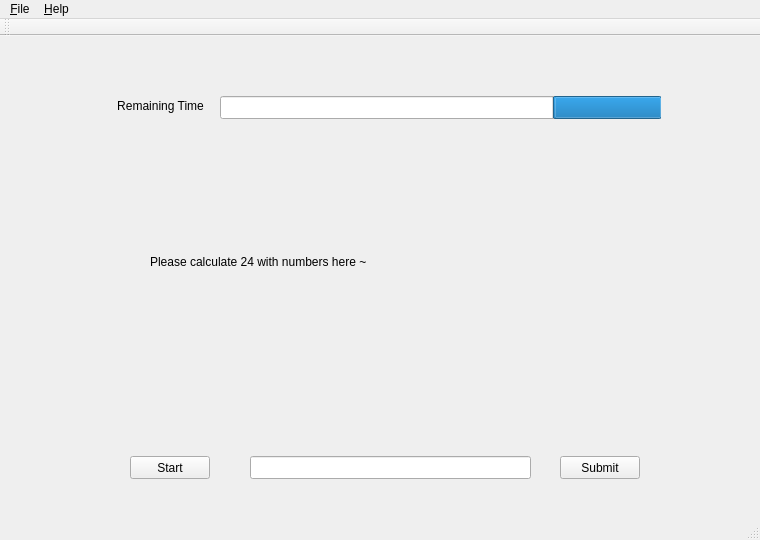
Old version of the form mainwindow.ui in the repository BonnieBBS/24Game.
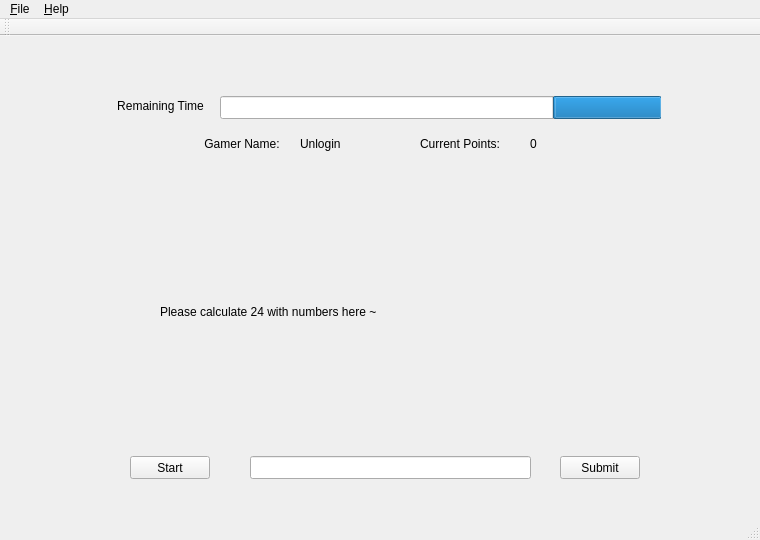
New version of the form.

The edit to the form file:
```diff
--- a/mainwindow.ui
+++ b/mainwindow.ui
@@ -59,8 +59,8 @@
    <widget class="QLabel" name="label">
     <property name="geometry">
      <rect>
-      <x>150</x>
-      <y>110</y>
+      <x>160</x>
+      <y>160</y>
       <width>441</width>
       <height>231</height>
      </rect>
@@ -107,6 +107,67 @@
      <string>&lt;html&gt;&lt;head/&gt;&lt;body&gt;&lt;p align=&quot;center&quot;&gt;Remaining Time&lt;/p&gt;&lt;/body&gt;&lt;/html&gt;</string>
     </property>
    </widget>
+   <widget class="QLabel" name="gamernameLabel">
+    <property name="geometry">
+     <rect>
+      <x>200</x>
+      <y>100</y>
+      <width>84</width>
+      <height>16</height>
+     </rect>
+    </property>
+    <property name="text">
+     <string>Gamer Name:</string>
+    </property>
+    <property name="alignment">
+     <set>Qt::AlignCenter</set>
+    </property>
+   </widget>
+   <widget class="QLabel" name="currentGamerLabel">
+    <property name="geometry">
+     <rect>
+      <x>300</x>
+      <y>100</y>
+      <width>46</width>
+      <height>16</height>
+     </rect>
+    </property>
+    <property name="text">
+     <string>Unlogin</string>
+    </property>
+    <property name="alignment">
+     <set>Qt::AlignLeading|Qt::AlignLeft|Qt::AlignVCenter</set>
+    </property>
+   </widget>
+   <widget class="QLabel" name="pointsLabel">
+    <property name="geometry">
+     <rect>
+      <x>420</x>
+      <y>100</y>
+      <width>90</width>
+      <height>16</height>
+     </rect>
+    </property>
+    <property name="text">
+     <string>Current Points:</string>
+    </property>
+   </widget>
+   <widget class="QLabel" name="currentPointsLabel">
+    <property name="geometry">
+     <rect>
+      <x>530</x>
+      <y>100</y>
+      <width>16</width>
+      <height>16</height>
+     </rect>
+    </property>
+    <property name="text">
+     <string>0</string>
+    </property>
+    <property name="alignment">
+     <set>Qt::AlignLeading|Qt::AlignLeft|Qt::AlignVCenter</set>
+    </property>
+   </widget>
   </widget>
   <widget class="QToolBar" name="mainToolBar">
    <attribute name="toolBarArea">
```
Left out of the diff: 26 changed lines with no effect on the pictures.
